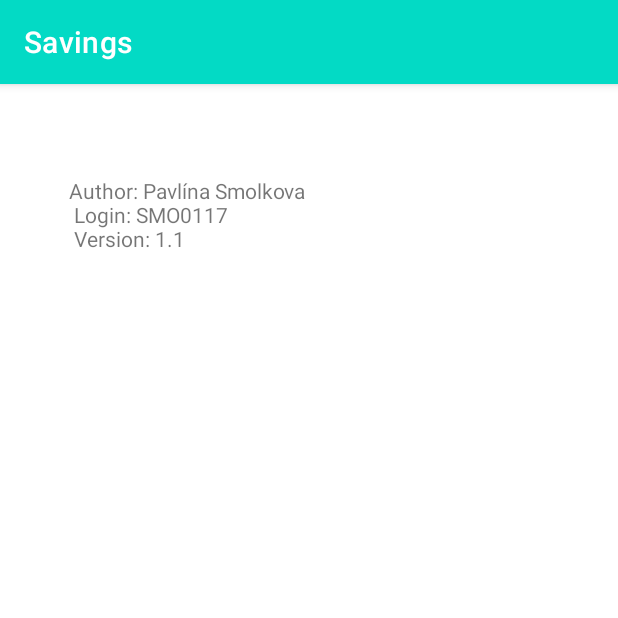
After one commit to frackledust/tamz_android, an Android app: the AboutActivity screen opened directly, with no data from a screen before it, on a phone screen of 412 x 824 dp, the top half of it. The commit adds this screen. Run offline under Robolectric (Android 15) with nearby library versions, the phone set to English and light mode, and no system bars.

Commit message:
add activities

```diff
--- /dev/null
+++ b/Savings/app/src/main/java/com/example/savings/AboutActivity.java
@@ -0,0 +1,14 @@
+package com.example.savings;
+
+import androidx.appcompat.app.AppCompatActivity;
+
+import android.os.Bundle;
+
+public class AboutActivity extends AppCompatActivity {
+
+    @Override
+    protected void onCreate(Bundle savedInstanceState) {
+        super.onCreate(savedInstanceState);
+        setContentView(R.layout.activity_about);
+    }
+}
--- /dev/null
+++ b/Savings/app/src/main/res/layout/activity_about.xml
@@ -0,0 +1,18 @@
+<?xml version="1.0" encoding="utf-8"?>
+<androidx.constraintlayout.widget.ConstraintLayout xmlns:android="http://schemas.android.com/apk/res/android"
+    xmlns:app="http://schemas.android.com/apk/res-auto"
+    xmlns:tools="http://schemas.android.com/tools"
+    android:layout_width="match_parent"
+    android:layout_height="match_parent"
+    tools:context=".AboutActivity">
+
+    <TextView
+        android:id="@+id/textView2"
+        android:layout_width="wrap_content"
+        android:layout_height="wrap_content"
+        android:layout_marginStart="46dp"
+        android:layout_marginTop="61dp"
+        android:text="@string/about"
+        app:layout_constraintStart_toStartOf="parent"
+        app:layout_constraintTop_toTopOf="parent" />
+</androidx.constraintlayout.widget.ConstraintLayout>
--- a/Savings/app/src/main/res/values-night/themes.xml
+++ b/Savings/app/src/main/res/values-night/themes.xml
@@ -3,7 +3,7 @@
     <style name="Theme.Savings" parent="Theme.MaterialComponents.DayNight.DarkActionBar">
         <!-- Primary brand color. -->
         <item name="colorPrimary">@color/teal_700</item>
-        <item name="colorPrimaryVariant">@color/teal_700</item>
+        <item name="colorPrimaryVariant">@color/teal_200</item>
         <item name="colorOnPrimary">@color/black</item>
         <!-- Secondary brand color. -->
         <item name="colorSecondary">@color/purple_200</item>
--- a/Savings/app/src/main/res/values/strings.xml
+++ b/Savings/app/src/main/res/values/strings.xml
@@ -4,4 +4,9 @@
     <string name="length_of_your_patience">Length of your patience</string>
     <string name="money_you_give_them">Money you give Them</string>
     <string name="button">Tell me</string>
+    <string name="about">
+        Author: Pavlína Smolkova\n
+        Login: SMO0117\n
+        Version: 1.1\n
+    </string>
 </resources>
```
Also changed, not shown: Savings/app/src/main/AndroidManifest.xml (+21 -0 lines), Savings/app/src/main/java/com/example/savings/HistoryActivity.java (added, +14 -0 lines), Savings/app/src/main/java/com/example/savings/MainActivity.java (+42 -0 lines), Savings/app/src/main/java/com/example/savings/SettingsActivity.java (added, +14 -0 lines), Savings/app/src/main/res/layout/activity_history.xml (added, +9 -0 lines), Savings/app/src/main/res/layout/activity_settings.xml (added, +9 -0 lines), Savings/app/src/main/res/menu/my_menu.xml (added, +11 -0 lines).
